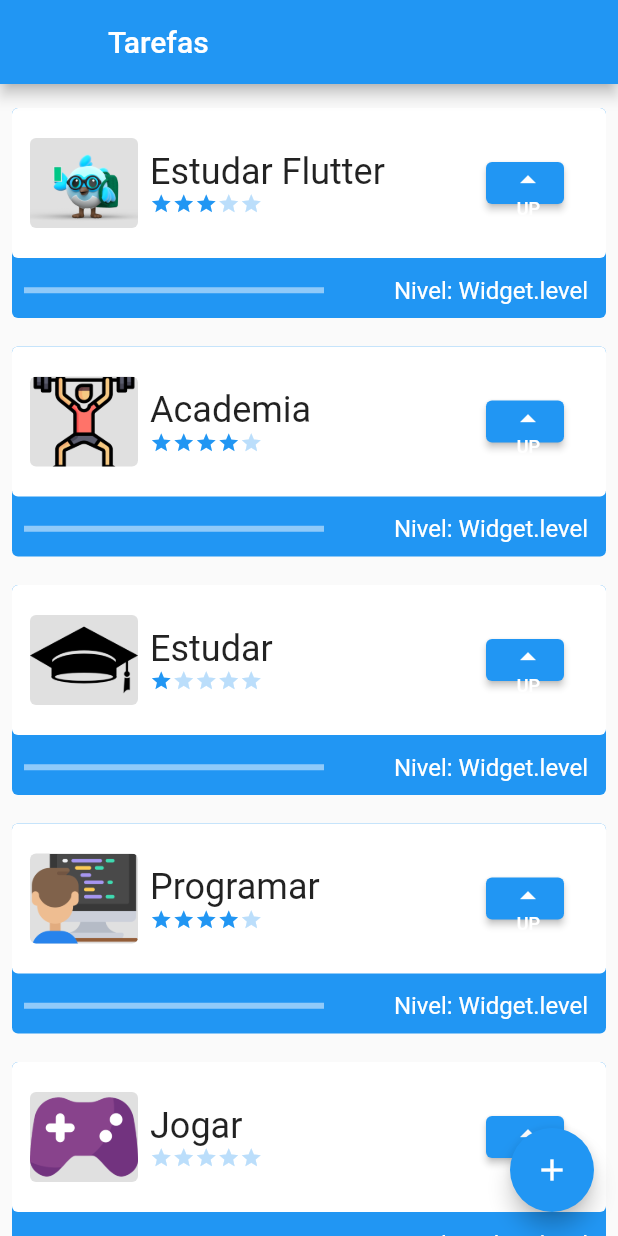
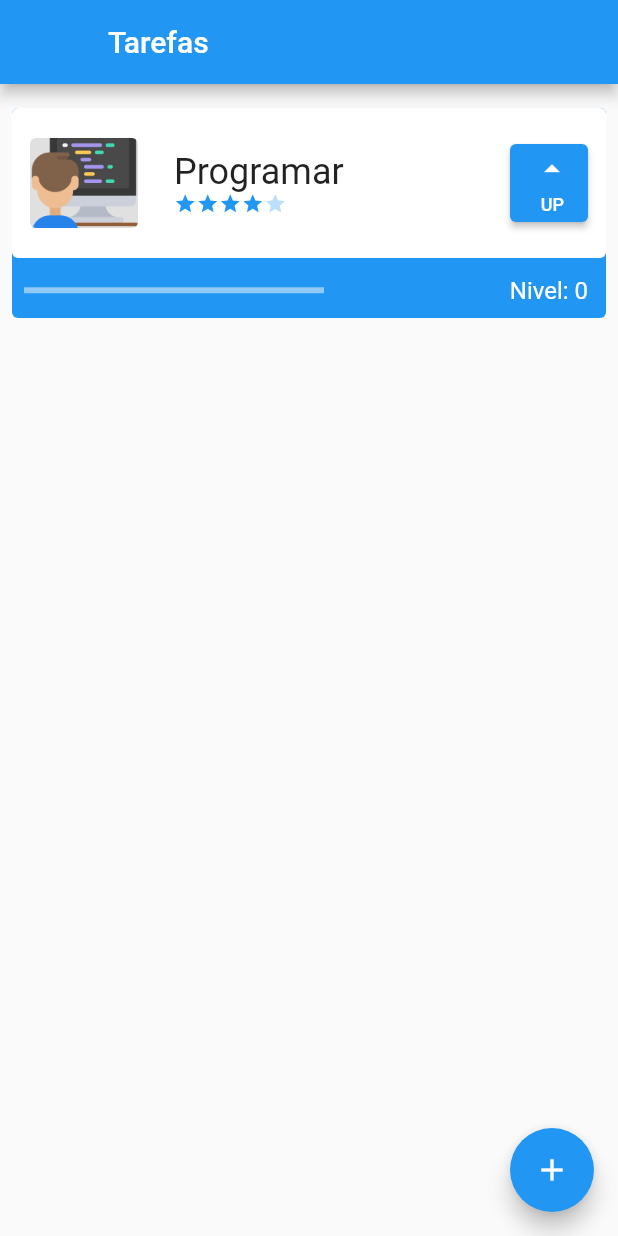
Before and after one commit to fabricio-bm/app_tasks, a Flutter app: the screen it shows after launch, on a phone screen of 412 x 824 dp. Run offline on Flutter 3.47's test engine with Material 2 defaults, Android fonts, the phone set to English and light mode, and no system bars.

```diff
--- a/lib/components/tasks.dart
+++ b/lib/components/tasks.dart
@@ -94,9 +94,7 @@ class _TasksState extends State<Tasks> {
                           // vai ser um novo componente.
                         ],
                       ),
-                      Padding(
-                        padding: const EdgeInsets.all(16.0),
-                        child: SizedBox(
+                      SizedBox(
                         height: 52,
                         width: 52,
                         child: ElevatedButton(
@@ -111,7 +109,6 @@ class _TasksState extends State<Tasks> {
                                 style: TextStyle(fontSize: 12),
                               ),
                             ],
-                            ),
                           ),
                         ),
                       )
@@ -139,7 +136,7 @@ class _TasksState extends State<Tasks> {
                   Padding(
                     padding: const EdgeInsets.all(12.0),
                     child: Text(
-                      'Nivel: $widget.level',
+                      'Nivel: ${widget.level}',
                       style: const TextStyle(color: Colors.white, fontSize: 16),
                     ),
                   ),
--- a/lib/data/task_inherited.dart
+++ b/lib/data/task_inherited.dart
@@ -8,11 +8,7 @@ class TaskInherited extends InheritedWidget {
   }) : super(key: key, child: child);
 
   final List<Tasks> taskList = [
-    Tasks('Estudar Flutter', 'assets/images/flutter.png', 3),
-    Tasks('Academia', 'assets/images/academia.png', 4),
-    Tasks('Estudar', 'assets/images/estudar.png', 1),
     Tasks('Programar', 'assets/images/programador.png', 4),
-    Tasks('Jogar', 'assets/images/jogar.png', 0,),
   ];
 
   void newTask(String name, String photo, int difficulty){
--- a/lib/main.dart
+++ b/lib/main.dart
@@ -1,5 +1,4 @@
 import 'package:app_tasks/data/task_inherited.dart';
-import 'package:app_tasks/screens/form_screen.dart';
 import 'package:flutter/material.dart';
 
 import 'screens/initial_screen.dart';
@@ -17,7 +16,6 @@ class MyApp extends StatefulWidget {
 
 class _MyAppState extends State<MyApp> {
 
-  @override
   bool opacidade = true;
 
   Widget build(BuildContext context) {
```
Lines whose indentation alone changed are shown as unchanged.
